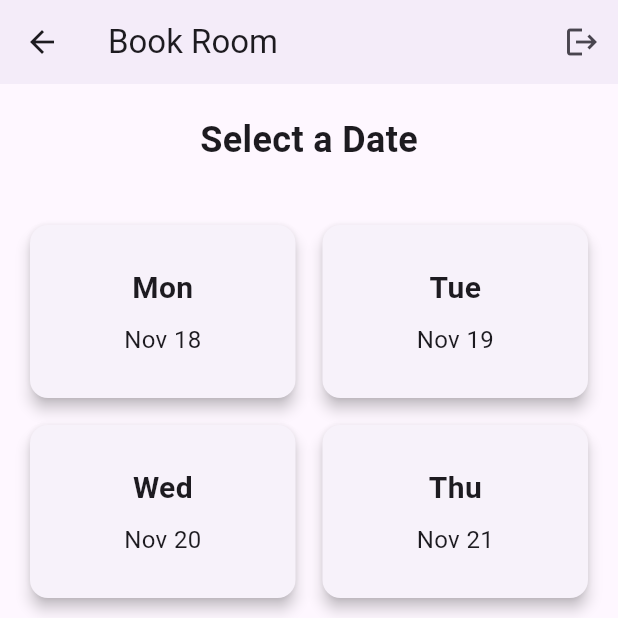
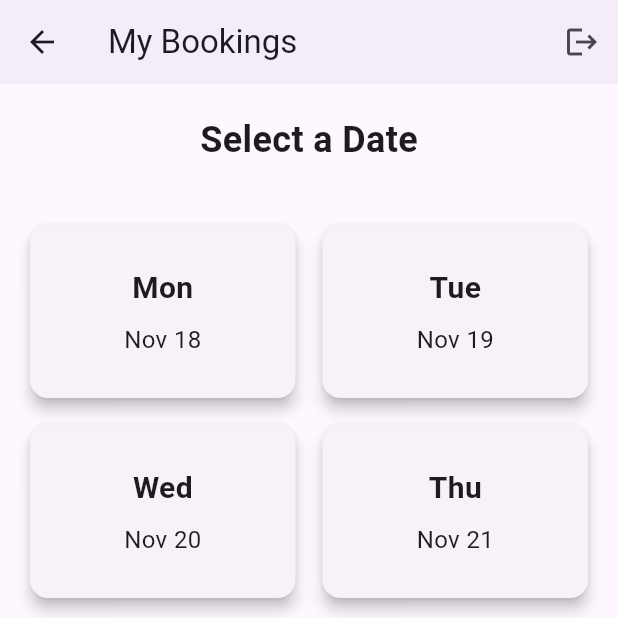
Before and after one commit to I-am-Imrankhan/book_room, a Flutter app: the NewBookingScreen screen opened directly, on a phone screen of 412 x 824 dp, the top half of it. Run offline on Flutter 3.47's test engine with Material 3 defaults, Android fonts, the phone set to English and light mode, and no system bars; our stand-ins replace cloud_firestore, firebase_auth, firebase_core; accounts and stored records are empty.

Commit message:
Fixed screen names etc

```diff
--- a/lib/screens/new_booking_screen.dart
+++ b/lib/screens/new_booking_screen.dart
@@ -22,7 +22,7 @@ class NewBookingScreen extends StatelessWidget {
 
     return Scaffold(
       appBar: AppBar(
-        title: const Text('Book Room'),
+        title: const Text('My Bookings'),
         elevation: 2,
         actions: [
           IconButton(
--- a/lib/screens/rooms_screen.dart
+++ b/lib/screens/rooms_screen.dart
@@ -13,7 +13,7 @@ class RoomsScreen extends StatelessWidget {
   Widget build(BuildContext context) {
     return Scaffold(
       appBar: AppBar(
-        title: Text('Rooms for ${selectedDate.toString().split(' ')[0]}'),
+        title: const Text('Choose Date'),
       ),
       body: StreamBuilder<List<Room>>(
         stream: FirebaseService().getRooms(),
@@ -42,7 +42,7 @@ class RoomsScreen extends StatelessWidget {
                     ),
                   );
                 },
-                child: RoomCard(room: room),
+                child: RoomCard(room: room, selectedDate: selectedDate),
               );
             },
           );
--- a/lib/wedgits/room_cart.dart
+++ b/lib/wedgits/room_cart.dart
@@ -3,8 +3,9 @@ import '../models/room.dart';
 
 class RoomCard extends StatelessWidget {
   final Room room;
+  final DateTime selectedDate;
 
-  const RoomCard({super.key, required this.room});
+  const RoomCard({super.key, required this.selectedDate, required this.room});
 
   @override
   Widget build(BuildContext context) {
@@ -13,16 +14,16 @@ class RoomCard extends StatelessWidget {
       child: ListTile(
         title: Text(room.name),
         subtitle: Text(
-          'Capacity: ${room.capacity} people\nPrice: \$${room.pricePerHour}/hour',
+          'Capacity: ${room.capacity} people\nDate: ${selectedDate.toString().split(' ')[0]}',
         ),
-        trailing: Chip(
+        /* trailing: Chip(
           label: Text(
             room.isAvailable ? 'Available' : 'Booked',
             style: const TextStyle(color: Colors.white),
           ),
           backgroundColor:
               room.isAvailable ? Colors.green : Colors.red,
-        ),
+        ), */
       ),
     );
   }
```
